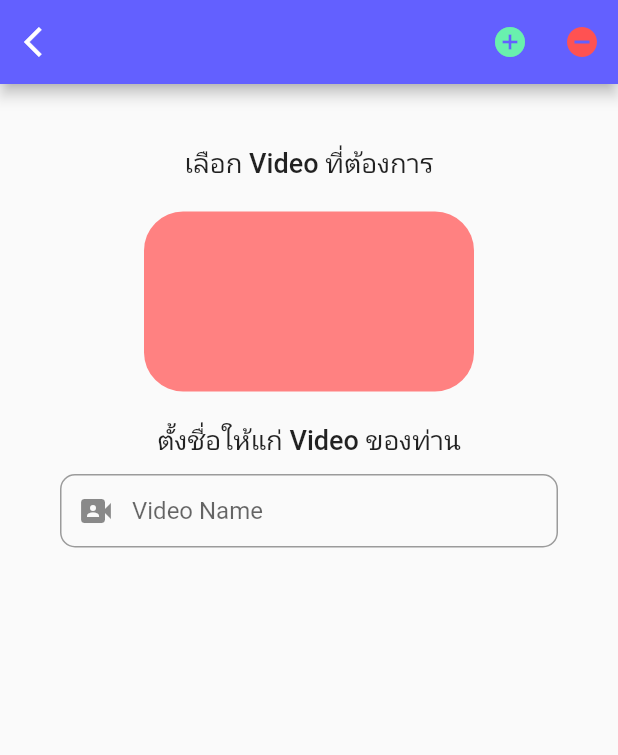
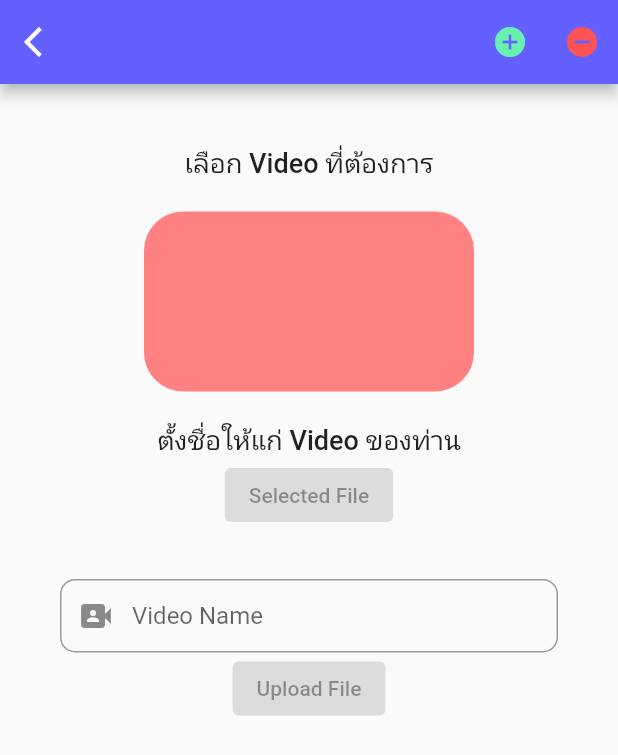
Before and after one commit to noymak/Luk-To-Learn, a Flutter app: the VideoInfo screen opened by its route, on a phone screen of 412 x 824 dp. Shown: the top 755 px of the screen. Run offline on Flutter 3.47's test engine with Material 2 defaults, Android fonts, the phone set to English and light mode, and no system bars; our stand-ins replace chewie, cloud_firestore, dropdown_search, file_picker, firebase_auth, firebase_core and 6 more; missing offline and left inert: splash_screen_view; accounts and stored records are empty; network calls fail; Roboto replaces fonts that are missing (Kanit).

Commit message:
how to setstate in widget la ?

```diff
--- a/project-main/lib/Screens/courses_screen/video_info.dart
+++ b/project-main/lib/Screens/courses_screen/video_info.dart
@@ -104,6 +104,7 @@ class _VideoInfoState extends State<VideoInfo> {
 
   }
 
+
    Widget buildProgress() => StreamBuilder<TaskSnapshot>(
       stream: uploadTask?.snapshotEvents,
       builder: (context, snapshot) {
--- a/project-main/lib/widgets/videoui.dart
+++ b/project-main/lib/widgets/videoui.dart
@@ -1,3 +1,7 @@
+import 'dart:io';
+
+import 'package:file_picker/file_picker.dart';
+import 'package:firebase_storage/firebase_storage.dart';
 import 'package:flutter/material.dart';
 import 'package:flutter/src/foundation/key.dart';
 import 'package:flutter/src/widgets/framework.dart';
@@ -27,6 +31,38 @@ class VideoUi extends StatelessWidget {
       ),
     );
 
+     PlatformFile? pickedFile;
+  UploadTask? uploadTask;
+
+  // Future uploadFile() async {
+  //   final path = 'videos/${pickedFile!.name}';
+  //   final file = File(pickedFile!.path!);
+
+  //   final ref = FirebaseStorage.instance.ref().child(path);
+  //   setState(() {
+  //     uploadTask = ref.putFile(file);
+  //   });
+
+  //   final snapshot = await uploadTask!.whenComplete(() {});
+
+  //   final urlDownloand = await snapshot.ref.getDownloadURL();
+  //   print('Download Link: $urlDownloand');
+
+  //   setState(() {
+  //     uploadTask = null;
+  //   });
+  // }
+
+  // Future selectFile() async {
+  //   final result = await FilePicker.platform.pickFiles();
+  //   if (result == null) return;
+  //   setState(() {
+  //     pickedFile = result.files.first;
+  //   });
+  // }
+
+    var selectFile;
+    var uploadFile;
     return Padding(
       padding: const EdgeInsets.all(20.0),
       child: Column(
@@ -63,10 +99,19 @@ class VideoUi extends StatelessWidget {
               fontWeight: FontWeight.w500,
             ),
           ),
-          SizedBox(
-            height: 10,
-          ),
+          ElevatedButton(
+                onPressed: selectFile,
+                child: const Text('Selected File'),
+              ),
+              SizedBox(
+                height: 32,
+              ),
           nameVideoField,
+          ElevatedButton(
+                onPressed: uploadFile,
+                child: const Text('Upload File'),
+              ),
+              SizedBox(height: 32,),
           // Row(
           //   mainAxisAlignment: MainAxisAlignment.end,
           //   children: [
```
